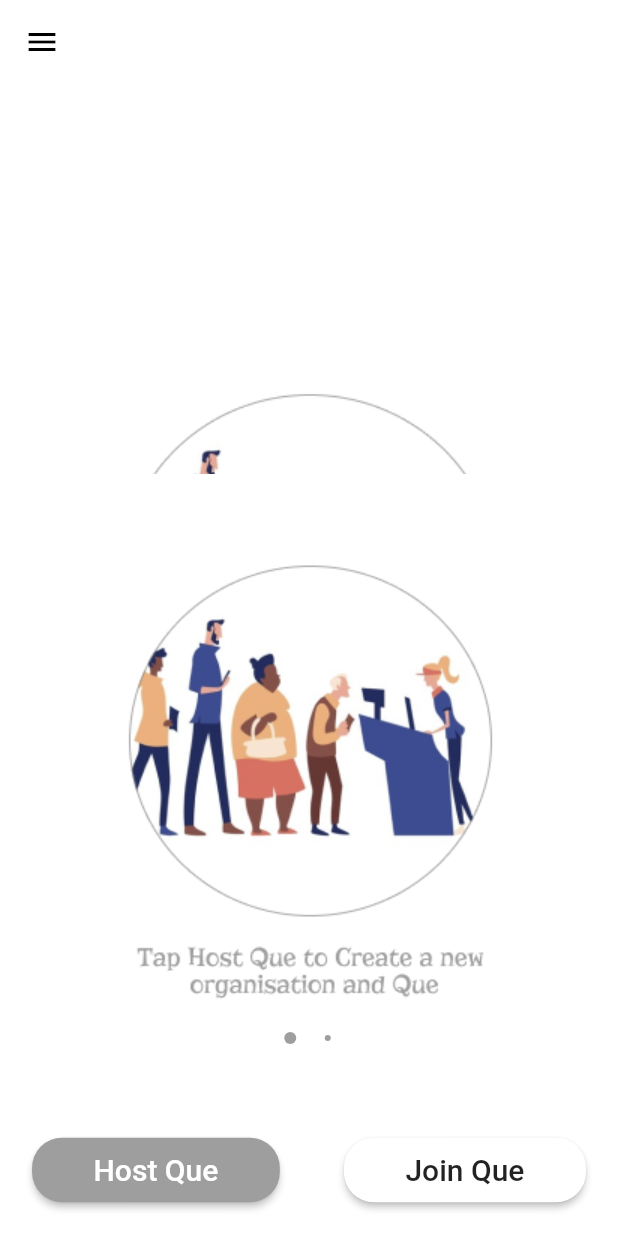
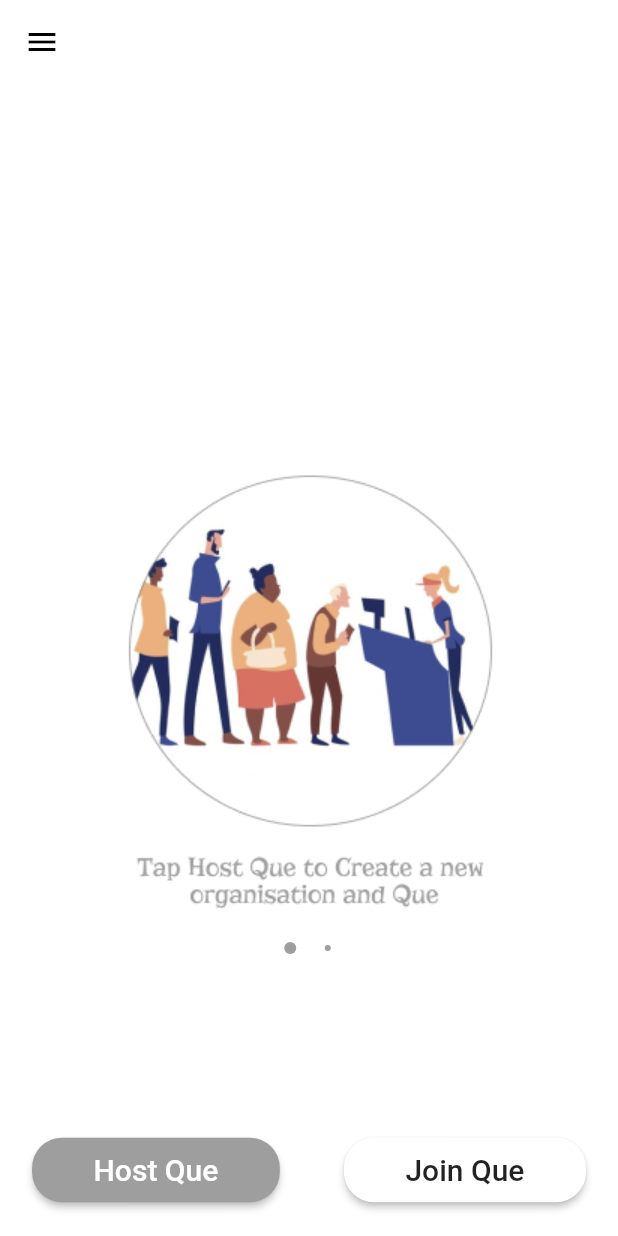
Before and after one commit to gecwayanad/Qtoken, a Flutter app: the HomePage screen opened directly, on a phone screen of 412 x 824 dp. Run offline on Flutter 3.47's test engine with Material 2 defaults, Android fonts, the light colour scheme and no system bars; drawn by our look-alikes of carousel_pro; our stand-ins replace cloud_firestore, firebase_auth, firebase_core, google_fonts, shared_preferences; accounts and stored records are empty; Roboto replaces fonts that are missing (Padauk).

Commit message:
some modified

```diff
--- a/lib/screens/home.dart
+++ b/lib/screens/home.dart
@@ -83,18 +83,19 @@
               ],
             )),
         body: Container(
-            decoration: BoxDecoration(
-                image: DecorationImage(
-              image: AssetImage('asset/images/background.png'),
-              fit: BoxFit.cover,
-            )),
+            color: Colors.white,
+            //decoration: BoxDecoration(
+            //  image: DecorationImage(
+            //image: AssetImage('asset/images/background.png'),
+            //fit: BoxFit.cover,
+            //)),
             child: Padding(
               padding: const EdgeInsets.only(bottom: 20),
               child: Column(
                 mainAxisAlignment: MainAxisAlignment.end,
                 children: [
                   Padding(
-                    padding: EdgeInsets.fromLTRB(0, 0, 0, 40),
+                    padding: EdgeInsets.fromLTRB(0, 0, 0, 100),
                     child: SizedBox(
                       height: 400,
                       width: double.infinity,
```
